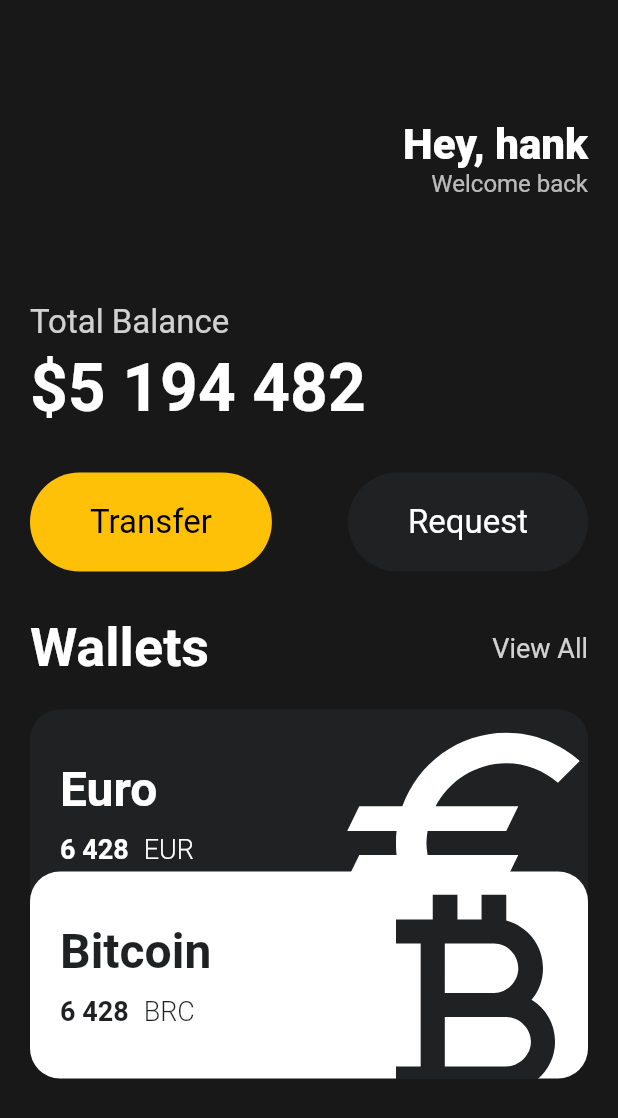
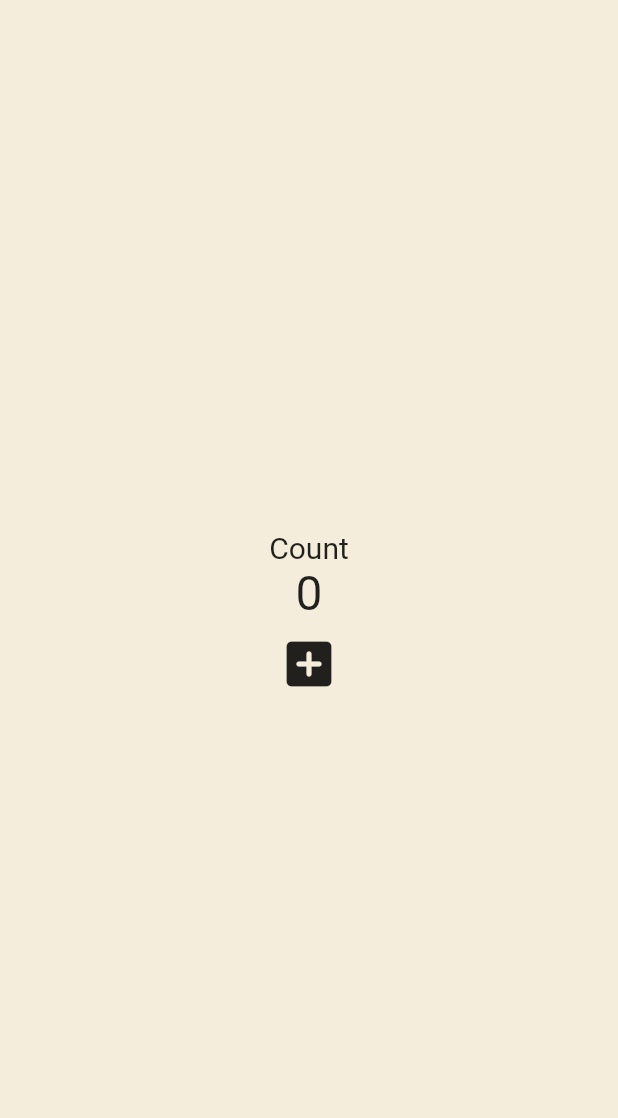
Before and after one commit to hank1245/flutter-app, a Flutter app: the screen it shows after launch, on a phone screen of 412 x 824 dp. Shown: the top 1118 px of the screen. Run offline on Flutter 3.47's test engine with Material 2 defaults, Android fonts, the phone set to English and light mode, and no system bars.

Commit message:
stateful counter

```diff
--- a/lib/main.dart
+++ b/lib/main.dart
@@ -1,137 +1,54 @@
 import 'package:flutter/material.dart';
-import 'package:myapp/widgets/button.dart';
-import 'package:myapp/widgets/currency_card.dart';
 
 void main() {
   runApp(const App());
 }
 
-class App extends StatelessWidget {
+class App extends StatefulWidget {
   const App({super.key});
 
   @override
-  build(BuildContext context) {
+  State<App> createState() => _AppState();
+}
+
+class _AppState extends State<App> {
+  int count = 0;
+
+  void onPressed() {
+    setState(() {
+      count += 1;
+    });
+  }
+
+  @override
+  Widget build(BuildContext context) {
     return MaterialApp(
         home: Scaffold(
-          backgroundColor: const Color(0xFF181818),
-          body: SingleChildScrollView(
-            child: Padding(
-              padding: const EdgeInsets.symmetric(horizontal: 20),
+      backgroundColor: const Color(0xFFF4EDDB),
+      body: Center(
         child: Column(
-                crossAxisAlignment: CrossAxisAlignment.start,
-                children: [
-                  const SizedBox(
-                    height: 80,
-                  ),
-                  Row(
-                    mainAxisAlignment: MainAxisAlignment.end,
-                    children: [
-                      Column(
-                        crossAxisAlignment: CrossAxisAlignment.end,
+          mainAxisAlignment: MainAxisAlignment.center,
           children: [
             const Text(
-                            'Hey, hank',
+              'Count',
               style: TextStyle(
-                              color: Colors.white,
-                              fontSize: 28,
-                              fontWeight: FontWeight.w800,
+                fontSize: 20,
               ),
             ),
             Text(
-                            'Welcome back',
-                            style: TextStyle(
-                              color: Colors.white.withOpacity(0.7),
-                              fontSize: 16,
+              '$count',
+              style: const TextStyle(
+                fontSize: 32,
               ),
             ),
-                        ],
+            IconButton(
+              onPressed: onPressed,
+              icon: const Icon(Icons.add_box_rounded),
+              iconSize: 40,
             )
           ],
         ),
-                  const SizedBox(
-                    height: 70,
       ),
-                  Text(
-                    'Total Balance',
-                    style: TextStyle(
-                      fontSize: 22,
-                      color: Colors.white.withOpacity((0.8)),
-                    ),
-                  ),
-                  const SizedBox(
-                    height: 5,
-                  ),
-                  const Text(
-                    '\$5 194 482',
-                    style: TextStyle(
-                      fontSize: 44,
-                      color: Colors.white,
-                      fontWeight: FontWeight.w600,
-                    ),
-                  ),
-                  const SizedBox(
-                    height: 30,
-                  ),
-                  Row(
-                    mainAxisAlignment: MainAxisAlignment.spaceBetween,
-                    children: const [
-                      Button(
-                        text: 'Transfer',
-                        bgColor: Colors.amber,
-                        textColor: Colors.black,
-                      ),
-                      Button(
-                        text: 'Request',
-                        bgColor: Color(0xFF1f2123),
-                        textColor: Colors.white,
-                      ),
-                    ],
-                  ),
-                  const SizedBox(
-                    height: 30,
-                  ),
-                  Row(
-                    mainAxisAlignment: MainAxisAlignment.spaceBetween,
-                    children: [
-                      const Text(
-                        'Wallets',
-                        style: TextStyle(
-                          color: Colors.white,
-                          fontSize: 36,
-                          fontWeight: FontWeight.w600,
-                        ),
-                      ),
-                      Text('View All',
-                          style: TextStyle(
-                            color: Colors.white.withOpacity(0.8),
-                            fontSize: 18,
-                          )),
-                    ],
-                  ),
-                  const SizedBox(
-                    height: 20,
-                  ),
-                  const CurrencyCard(
-                    name: 'Euro',
-                    amount: '6 428',
-                    code: 'EUR',
-                    icon: Icons.euro_sharp,
-                    isInverted: false,
-                  ),
-                  Transform.translate(
-                    offset: const Offset(0, -30),
-                    child: const CurrencyCard(
-                      name: 'Bitcoin',
-                      amount: '6 428',
-                      code: 'BRC',
-                      icon: Icons.currency_bitcoin,
-                      isInverted: true,
-                    ),
-                  ),
-                ],
-              ),
-            ),
-          )),
-    );
+    ));
   }
 }
--- a/lib/widgets/button.dart
+++ /dev/null
@@ -1,35 +0,0 @@
-import 'package:flutter/material.dart';
-
-class Button extends StatelessWidget {
-  final String text;
-  final Color bgColor;
-  final Color textColor;
-
-  const Button({
-    super.key,
-    required this.text,
-    required this.bgColor,
-    required this.textColor,
-  });
-
-  @override
-  Widget build(BuildContext context) {
-    return Container(
-      decoration: BoxDecoration(
-          color: bgColor, borderRadius: BorderRadius.circular(45)),
-      child: Padding(
-        padding: const EdgeInsets.symmetric(
-          vertical: 20,
-          horizontal: 40,
-        ),
-        child: Text(
-          text,
-          style: TextStyle(
-            fontSize: 22,
-            color: textColor,
-          ),
-        ),
-      ),
-    );
-  }
-}
--- a/lib/widgets/currency_card.dart
+++ /dev/null
@@ -1,86 +0,0 @@
-import 'package:flutter/material.dart';
-
-class CurrencyCard extends StatelessWidget {
-  final String name, code, amount;
-  final IconData icon;
-  final bool isInverted;
-
-  final _blackColor = const Color(0xFF1F2123);
-
-  const CurrencyCard(
-      {super.key,
-      required this.name,
-      required this.code,
-      required this.amount,
-      required this.icon,
-      required this.isInverted});
-
-  @override
-  Widget build(BuildContext context) {
-    return Container(
-      clipBehavior: Clip.hardEdge,
-      decoration: BoxDecoration(
-        color: isInverted ? Colors.white : _blackColor,
-        borderRadius: BorderRadius.circular(20),
-      ),
-      child: Padding(
-        padding: const EdgeInsets.all(20),
-        child: Row(
-          mainAxisAlignment: MainAxisAlignment.spaceBetween,
-          children: [
-            Column(
-              crossAxisAlignment: CrossAxisAlignment.start,
-              children: [
-                Text(
-                  name,
-                  style: TextStyle(
-                    color: isInverted ? _blackColor : Colors.white,
-                    fontSize: 32,
-                    fontWeight: FontWeight.w600,
-                  ),
-                ),
-                const SizedBox(
-                  height: 10,
-                ),
-                Row(
-                  children: [
-                    Text(
-                      amount,
-                      style: TextStyle(
-                        color: isInverted ? _blackColor : Colors.white,
-                        fontSize: 18,
-                        fontWeight: FontWeight.w600,
-                      ),
-                    ),
-                    const SizedBox(
-                      width: 10,
-                    ),
-                    Text(
-                      code,
-                      style: TextStyle(
-                        color: isInverted ? _blackColor : Colors.white,
-                        fontSize: 18,
-                        fontWeight: FontWeight.w300,
-                      ),
-                    ),
-                  ],
-                ),
-              ],
-            ),
-            Transform.scale(
-              scale: 2,
-              child: Transform.translate(
-                offset: const Offset(-5, 10),
-                child: Icon(
-                  icon,
-                  color: isInverted ? _blackColor : Colors.white,
-                  size: 98,
-                ),
-              ),
-            )
-          ],
-        ),
-      ),
-    );
-  }
-}
```
Lines whose indentation alone changed are shown as unchanged.
